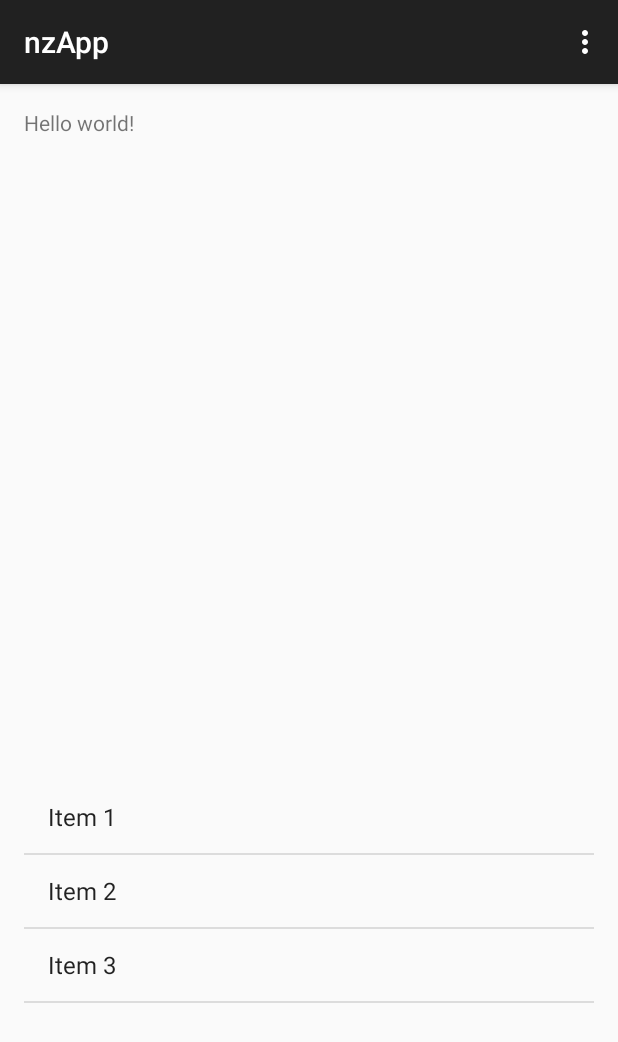
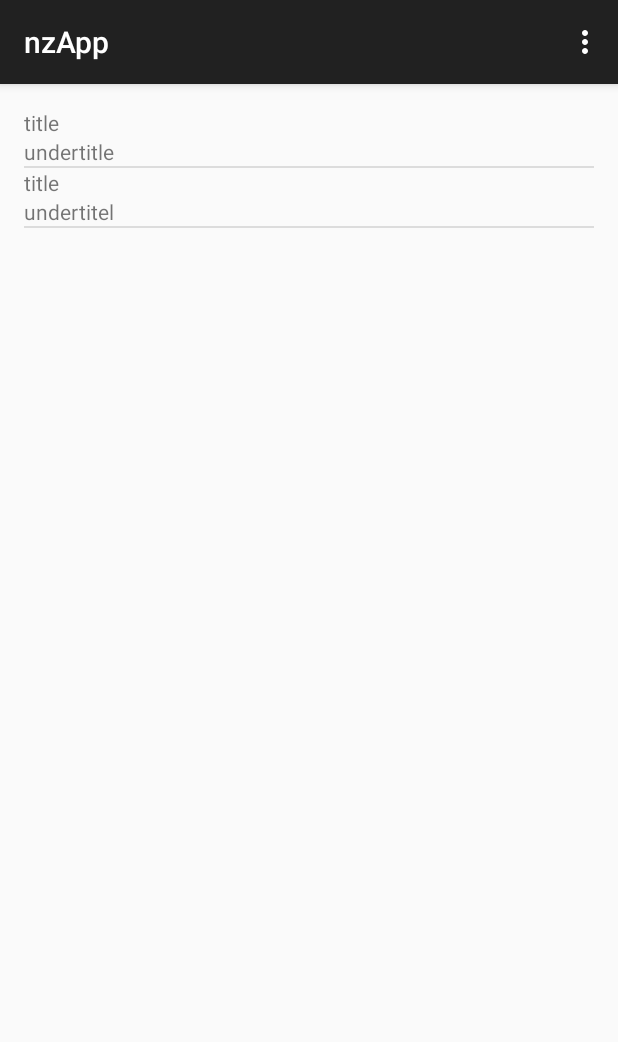
Before and after one commit to cintoros/nzApp, an Android app: the screen it shows after launch (MainActivity), on a phone screen of 412 x 824 dp. Shown: the top 1042 px of the screen. Run offline under Robolectric (Android 15) with nearby library versions, the phone set to English and light mode, and no system bars.

Commit message:
added Custom rows

```diff
--- a/nzApp/app/src/main/java/fhnw/ch/nzapp/MainActivity.java
+++ b/nzApp/app/src/main/java/fhnw/ch/nzapp/MainActivity.java
@@ -4,16 +4,34 @@ import android.support.v7.app.AppCompatActivity;
 import android.os.Bundle;
 import android.view.Menu;
 import android.view.MenuItem;
+import android.view.View;
+import android.widget.AdapterView;
+import android.widget.ArrayAdapter;
+import android.widget.ListAdapter;
+import android.widget.ListView;
+import android.widget.Toast;
 
 /**
  * Elias Schorr <elias.schorr@fhnw.ch>
  */
-public class MainActivity extends AppCompatActivity implements NewsFragment.OnFragmentInteractionListener{
+public class MainActivity extends AppCompatActivity {
 
     @Override
     protected void onCreate(Bundle savedInstanceState) {
         super.onCreate(savedInstanceState);
         setContentView(R.layout.activity_main);
+        News news[] = {new News("title", "undertitle", "link"), new News("title", "undertitel", "link")};
+        final ListAdapter adapter = new NewsAdapter(this, news);
+        ListView view = (ListView) findViewById(R.id.ListView);
+        view.setAdapter(adapter);
+        view.setOnItemClickListener(new AdapterView.OnItemClickListener() {
+            @Override
+            public void onItemClick(AdapterView<?> parent, View view, int position, long id) {
+                String selected = "You selected" + String.valueOf(parent.getItemAtPosition(position));
+                System.out.println(selected);
+                Toast.makeText(MainActivity.this, selected, Toast.LENGTH_SHORT);
+            }
+        });
     }
 
     @Override
@@ -38,8 +56,4 @@ public class MainActivity extends AppCompatActivity implements NewsFragment.OnFr
         return super.onOptionsItemSelected(item);
     }
 
-    @Override
-    public void onFragmentInteraction(String id) {
-        System.out.println(id);
-    }
 }
--- /dev/null
+++ b/nzApp/app/src/main/java/fhnw/ch/nzapp/News.java
@@ -0,0 +1,43 @@
+package fhnw.ch.nzapp;
+
+/**
+ * @author Elias Schorr
+ */
+public class News {
+    private Long id;
+    private final String title, undertitle, link;
+
+    public News() {
+        this.title = "no title";
+        this.undertitle = "no undertitle";
+        this.link = "no link";
+    }
+
+    public News(String title, String undertitle, String link) {
+        this.title = title;
+        this.undertitle = undertitle;
+        this.link = link;
+    }
+
+    public Long getId() {
+        return id;
+    }
+
+
+    public String getTitle() {
+        return title;
+    }
+
+    public String getUndertitle() {
+        return undertitle;
+    }
+
+    public String getLink() {
+        return link;
+    }
+
+    @Override
+    public String toString() {
+        return title + "/n" + undertitle;
+    }
+}
--- /dev/null
+++ b/nzApp/app/src/main/java/fhnw/ch/nzapp/NewsAdapter.java
@@ -0,0 +1,30 @@
+package fhnw.ch.nzapp;
+
+import android.content.Context;
+import android.view.LayoutInflater;
+import android.view.View;
+import android.view.ViewGroup;
+import android.widget.ArrayAdapter;
+import android.widget.TextView;
+
+/**
+ * Created by eliasschorr on 16.09.2015.
+ */
+public class NewsAdapter extends ArrayAdapter<News> {
+
+    public NewsAdapter(Context context, News[] resource) {
+        super(context, R.layout.row_layout, resource);
+    }
+
+    @Override
+    public View getView(int position, View convertView, ViewGroup parent) {
+        LayoutInflater layoutInflater = LayoutInflater.from(getContext());
+        View view = layoutInflater.inflate(R.layout.row_layout, parent, false);
+        News item = getItem(position);
+        TextView view1 = (TextView) view.findViewById(R.id.TitleView);
+        view1.setText(item.getTitle());
+        TextView view2 = (TextView) view.findViewById(R.id.UnderTitleView);
+        view2.setText(item.getUndertitle());
+        return view;
+    }
+}
--- a/nzApp/app/src/main/java/fhnw/ch/nzapp/NewsFragment.java
+++ /dev/null
@@ -1,150 +0,0 @@
-package fhnw.ch.nzapp;
-
-import android.app.Activity;
-import android.os.Bundle;
-import android.app.Fragment;
-import android.view.LayoutInflater;
-import android.view.View;
-import android.view.ViewGroup;
-import android.widget.AbsListView;
-import android.widget.AdapterView;
-import android.widget.ArrayAdapter;
-import android.widget.ListAdapter;
-import android.widget.TextView;
-
-import fhnw.ch.nzapp.dummy.DummyContent;
-
-/**
- * A fragment representing a list of Items.
- * <p/>
- * Large screen devices (such as tablets) are supported by replacing the ListView
- * with a GridView.
- * <p/>
- * Activities containing this fragment MUST implement the {@link OnFragmentInteractionListener}
- * interface.
- */
-public class NewsFragment extends Fragment implements AbsListView.OnItemClickListener {
-
-    // TODO: Rename parameter arguments, choose names that match
-    // the fragment initialization parameters, e.g. ARG_ITEM_NUMBER
-    private static final String ARG_PARAM1 = "param1";
-    private static final String ARG_PARAM2 = "param2";
-
-    // TODO: Rename and change types of parameters
-    private String mParam1;
-    private String mParam2;
-
-    private OnFragmentInteractionListener mListener;
-
-    /**
-     * The fragment's ListView/GridView.
-     */
-    private AbsListView mListView;
-
-    /**
-     * The Adapter which will be used to populate the ListView/GridView with
-     * Views.
-     */
-    private ListAdapter mAdapter;
-
-    // TODO: Rename and change types of parameters
-    public static NewsFragment newInstance(String param1, String param2) {
-        NewsFragment fragment = new NewsFragment();
-        Bundle args = new Bundle();
-        args.putString(ARG_PARAM1, param1);
-        args.putString(ARG_PARAM2, param2);
-        fragment.setArguments(args);
-        return fragment;
-    }
-
-    /**
-     * Mandatory empty constructor for the fragment manager to instantiate the
-     * fragment (e.g. upon screen orientation changes).
-     */
-    public NewsFragment() {
-    }
-
-    @Override
-    public void onCreate(Bundle savedInstanceState) {
-        super.onCreate(savedInstanceState);
-
-        if (getArguments() != null) {
-            mParam1 = getArguments().getString(ARG_PARAM1);
-            mParam2 = getArguments().getString(ARG_PARAM2);
-        }
-
-        // TODO: Change Adapter to display your content
-        mAdapter = new ArrayAdapter<DummyContent.DummyItem>(getActivity(),
-                android.R.layout.simple_list_item_1, android.R.id.text1, DummyContent.ITEMS);
-    }
-
-    @Override
-    public View onCreateView(LayoutInflater inflater, ViewGroup container,
-                             Bundle savedInstanceState) {
-        View view = inflater.inflate(R.layout.fragment_news, container, false);
-
-        // Set the adapter
-        mListView = (AbsListView) view.findViewById(android.R.id.list);
-        ((AdapterView<ListAdapter>) mListView).setAdapter(mAdapter);
-
-        // Set OnItemClickListener so we can be notified on item clicks
-        mListView.setOnItemClickListener(this);
-
-        return view;
-    }
-
-    @Override
-    public void onAttach(Activity activity) {
-        super.onAttach(activity);
-        try {
-            mListener = (OnFragmentInteractionListener) activity;
-        } catch (ClassCastException e) {
-            throw new ClassCastException(activity.toString()
-                    + " must implement OnFragmentInteractionListener");
-        }
-    }
-
-    @Override
-    public void onDetach() {
-        super.onDetach();
-        mListener = null;
-    }
-
-    @Override
-    public void onItemClick(AdapterView<?> parent, View view, int position, long id) {
-        if (null != mListener) {
-            // Notify the active callbacks interface (the activity, if the
-            // fragment is attached to one) that an item has been selected.
-            mListener.onFragmentInteraction(DummyContent.ITEMS.get(position).id);
-        }
-    }
-
-    /**
-     * The default content for this Fragment has a TextView that is shown when
-     * the list is empty. If you would like to change the text, call this method
-     * to supply the text it should use.
-     */
-    public void setEmptyText(CharSequence emptyText) {
-        View emptyView = mListView.getEmptyView();
-
-        if (emptyView instanceof TextView) {
-            ((TextView) emptyView).setText(emptyText);
-        }
-    }
-
-    /**
-     * This interface must be implemented by activities that contain this
-     * fragment to allow an interaction in this fragment to be communicated
-     * to the activity and potentially other fragments contained in that
-     * activity.
-     * <p/>
-     * See the Android Training lesson <a href=
-     * "http://developer.android.com/training/basics/fragments/communicating.html"
-     * >Communicating with Other Fragments</a> for more information.
-     */
-    public interface OnFragmentInteractionListener {
-        // TODO: Update argument type and name
-        public void onFragmentInteraction(String id);
-    }
-
-}
--- a/nzApp/app/src/main/java/fhnw/ch/nzapp/dummy/DummyContent.java
+++ /dev/null
@@ -1,55 +0,0 @@
-package fhnw.ch.nzapp.dummy;
-
-import java.util.ArrayList;
-import java.util.HashMap;
-import java.util.List;
-import java.util.Map;
-
-/**
- * Helper class for providing sample content for user interfaces created by
- * Android template wizards.
- * <p/>
- * TODO: Replace all uses of this class before publishing your app.
- */
-public class DummyContent {
-
-    /**
-     * An array of sample (dummy) items.
-     */
-    public static List<DummyItem> ITEMS = new ArrayList<DummyItem>();
-
-    /**
-     * A map of sample (dummy) items, by ID.
-     */
-    public static Map<String, DummyItem> ITEM_MAP = new HashMap<String, DummyItem>();
-
-    static {
-        // Add 3 sample items.
-        addItem(new DummyItem("1", "Item 1"));
-        addItem(new DummyItem("2", "Item 2"));
-        addItem(new DummyItem("3", "Item 3"));
-    }
-
-    private static void addItem(DummyItem item) {
-        ITEMS.add(item);
-        ITEM_MAP.put(item.id, item);
-    }
-
-    /**
-     * A dummy item representing a piece of content.
-     */
-    public static class DummyItem {
-        public String id;
-        public String content;
-
-        public DummyItem(String id, String content) {
-            this.id = id;
-            this.content = content;
-        }
-
-        @Override
-        public String toString() {
-            return content;
-        }
-    }
-}
--- a/nzApp/app/src/main/res/layout/activity_main.xml
+++ b/nzApp/app/src/main/res/layout/activity_main.xml
@@ -1,20 +1,16 @@
-<RelativeLayout xmlns:android="http://schemas.android.com/apk/res/android"
-    xmlns:tools="http://schemas.android.com/tools" android:layout_width="match_parent"
-    android:layout_height="match_parent" android:paddingLeft="@dimen/activity_horizontal_margin"
+<LinearLayout xmlns:android="http://schemas.android.com/apk/res/android"
+    xmlns:tools="http://schemas.android.com/tools"
+    android:layout_width="match_parent"
+    android:layout_height="match_parent"
+    android:paddingBottom="@dimen/activity_vertical_margin"
+    android:paddingLeft="@dimen/activity_horizontal_margin"
     android:paddingRight="@dimen/activity_horizontal_margin"
     android:paddingTop="@dimen/activity_vertical_margin"
-    android:paddingBottom="@dimen/activity_vertical_margin" tools:context=".MainActivity">
+    android:orientation="vertical"
+    tools:context=".MainActivity">
 
-    <TextView android:text="@string/hello_world" android:layout_width="wrap_content"
-        android:layout_height="wrap_content" />
-
-    <fragment
-        android:layout_width="wrap_content"
-        android:layout_height="wrap_content"
-        android:name="fhnw.ch.nzapp.NewsFragment"
-        android:id="@+id/fragment"
-        android:layout_alignParentBottom="true"
-        android:layout_centerHorizontal="true"
-        tools:layout="@layout/fragment_news" />
-
-</RelativeLayout>
+    <ListView
+        android:layout_width="match_parent"
+        android:layout_height="match_parent"
+        android:id="@+id/ListView"></ListView>
+</LinearLayout>
--- /dev/null
+++ b/nzApp/app/src/main/res/layout/row_layout.xml
@@ -0,0 +1,17 @@
+<LinearLayout xmlns:android="http://schemas.android.com/apk/res/android"
+    xmlns:tools="http://schemas.android.com/tools"
+    android:layout_width="match_parent"
+    android:layout_height="match_parent"
+    android:orientation="vertical"
+    tools:context=".MainActivity">
+
+    <TextView
+        android:id="@+id/TitleView"
+        android:layout_width="wrap_content"
+        android:layout_height="wrap_content" />
+
+    <TextView
+        android:id="@+id/UnderTitleView"
+        android:layout_width="wrap_content"
+        android:layout_height="wrap_content" />
+</LinearLayout>
--- a/nzApp/app/src/main/res/values-large/refs.xml
+++ b/nzApp/app/src/main/res/values-large/refs.xml
@@ -7,6 +7,6 @@
     For more on layout aliases, see:
     http://developer.android.com/training/multiscreen/screensizes.html#TaskUseAliasFilters
     -->
-    <item name="fragment_news" type="layout">@layout/fragment_news_grid</item>
+
 
 </resources>
--- a/nzApp/app/src/main/res/values-sw600dp/refs.xml
+++ b/nzApp/app/src/main/res/values-sw600dp/refs.xml
@@ -7,6 +7,6 @@
     For more on layout aliases, see:
     http://developer.android.com/training/multiscreen/screensizes.html#TaskUseAliasFilters
     -->
-    <item name="fragment_news" type="layout">@layout/fragment_news_grid</item>
+
 
 </resources>
--- a/nzApp/app/src/main/res/values/refs.xml
+++ b/nzApp/app/src/main/res/values/refs.xml
@@ -7,6 +7,6 @@
     For more on layout aliases, see:
     http://developer.android.com/training/multiscreen/screensizes.html#TaskUseAliasFilters
     -->
-    <item name="fragment_news" type="layout">@layout/fragment_news_list</item>
+
 
 </resources>
```
Also changed, not shown: nzApp/app/src/main/res/layout/fragment_news_grid.xml (deleted, +0 -12 lines), nzApp/app/src/main/res/layout/fragment_news_list.xml (deleted, +0 -14 lines).
